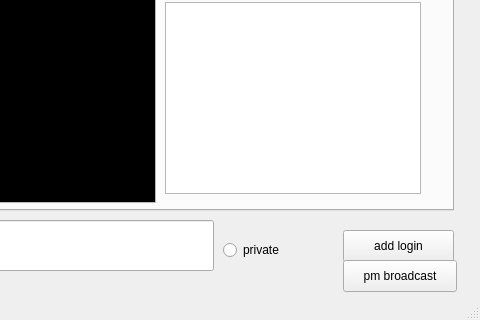
The window that mainwindow.ui (drgoebbels/sabot) describes before a commit, drawn with Qt 5; both pictures show x 517 to 997 and y 376 to 696 of the 997 by 696 pixel window.
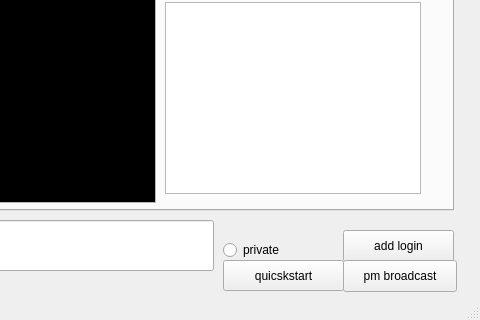
The same window after the commit.

Patch:
```diff
--- a/mainwindow.ui
+++ b/mainwindow.ui
@@ -324,6 +324,19 @@
      <number>100</number>
     </property>
    </widget>
+   <widget class="QPushButton" name="quickstart">
+    <property name="geometry">
+     <rect>
+      <x>740</x>
+      <y>600</y>
+      <width>121</width>
+      <height>31</height>
+     </rect>
+    </property>
+    <property name="text">
+     <string>quicskstart</string>
+    </property>
+   </widget>
   </widget>
   <widget class="QMenuBar" name="menuBar">
    <property name="geometry">
```
